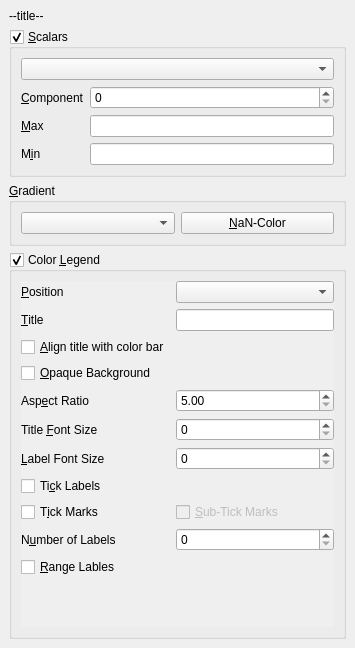
First picture: the form in gui/visualization_config/ColorMappingChooser.ui, repository kateyy/geohazardvis, before the edit.
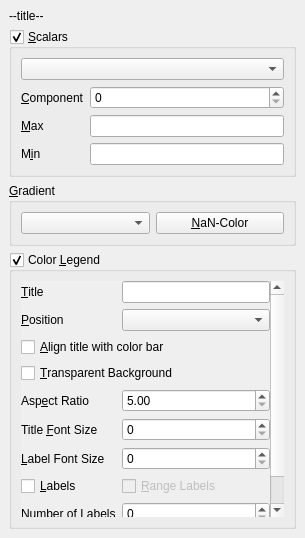
Second picture: the form after the edit. Custom widgets are drawn as their Qt base class.

Commit message:
Revise color mapping UI and color bar layout/style
* Try to make it look okay on different screen sizes/DPIs
* In residual view, place color bars in the bottom by default

```diff
--- a/gui/visualization_config/ColorMappingChooser.ui
+++ b/gui/visualization_config/ColorMappingChooser.ui
@@ -6,8 +6,8 @@
    <rect>
     <x>0</x>
     <y>0</y>
-    <width>355</width>
-    <height>648</height>
+    <width>305</width>
+    <height>538</height>
    </rect>
   </property>
   <property name="windowTitle">
@@ -138,8 +138,8 @@
            <rect>
             <x>0</x>
             <y>0</y>
-            <width>331</width>
-            <height>332</height>
+            <width>267</width>
+            <height>251</height>
            </rect>
           </property>
           <layout class="QFormLayout" name="formLayout_3">
@@ -156,26 +156,6 @@
             <number>0</number>
            </property>
            <item row="0" column="0">
-            <widget class="QLabel" name="label_3">
-             <property name="text">
-              <string>&amp;Position</string>
-             </property>
-             <property name="buddy">
-              <cstring>legendPositionComboBox</cstring>
-             </property>
-            </widget>
-           </item>
-           <item row="0" column="1">
-            <widget class="QComboBox" name="legendPositionComboBox">
-             <property name="sizePolicy">
-              <sizepolicy hsizetype="Expanding" vsizetype="Fixed">
-               <horstretch>0</horstretch>
-               <verstretch>0</verstretch>
-              </sizepolicy>
-             </property>
-            </widget>
-           </item>
-           <item row="1" column="0">
             <widget class="QLabel" name="label_4">
              <property name="text">
               <string>&amp;Title</string>
@@ -185,17 +165,70 @@
              </property>
             </widget>
            </item>
-           <item row="1" column="1">
+           <item row="0" column="1">
             <widget class="QLineEdit" name="legendTitleEdit">
              <property name="clearButtonEnabled">
               <bool>true</bool>
              </property>
             </widget>
            </item>
-           <item row="3" column="0">
-            <widget class="QCheckBox" name="legendBackgroundCheckBox">
+           <item row="1" column="0">
+            <widget class="QLabel" name="label_3">
              <property name="text">
-              <string>&amp;Opaque Background</string>
+              <string>&amp;Position</string>
+             </property>
+             <property name="buddy">
+              <cstring>legendPositionComboBox</cstring>
+             </property>
+            </widget>
+           </item>
+           <item row="1" column="1">
+            <widget class="QComboBox" name="legendPositionComboBox">
+             <property name="sizePolicy">
+              <sizepolicy hsizetype="Expanding" vsizetype="Fixed">
+               <horstretch>0</horstretch>
+               <verstretch>0</verstretch>
+              </sizepolicy>
+             </property>
+            </widget>
+           </item>
+           <item row="2" column="0" colspan="2">
+            <widget class="QCheckBox" name="legendAlignTitleCheckBox">
+             <property name="sizePolicy">
+              <sizepolicy hsizetype="Minimum" vsizetype="Fixed">
+               <horstretch>0</horstretch>
+               <verstretch>0</verstretch>
+              </sizepolicy>
+             </property>
+             <property name="text">
+              <string>&amp;Align title with color bar</string>
+             </property>
+            </widget>
+           </item>
+           <item row="3" column="0" colspan="2">
+            <widget class="QCheckBox" name="legendTransparentBackground">
+             <property name="text">
+              <string>&amp;Transparent Background</string>
+             </property>
+            </widget>
+           </item>
+           <item row="4" column="0">
+            <widget class="QLabel" name="label_6">
+             <property name="text">
+              <string>Asp&amp;ect Ratio</string>
+             </property>
+             <property name="buddy">
+              <cstring>legendAspectRatio</cstring>
+             </property>
+            </widget>
+           </item>
+           <item row="4" column="1">
+            <widget class="QDoubleSpinBox" name="legendAspectRatio">
+             <property name="minimum">
+              <double>5.000000000000000</double>
+             </property>
+             <property name="maximum">
+              <double>100.000000000000000</double>
              </property>
             </widget>
            </item>
@@ -228,28 +261,21 @@
            <item row="7" column="0">
             <widget class="QCheckBox" name="legendTickLabelsCheckBox">
              <property name="text">
-              <string>Ti&amp;ck Labels</string>
+              <string>&amp;Labels</string>
+             </property>
+            </widget>
+           </item>
+           <item row="7" column="1">
+            <widget class="QCheckBox" name="legendRangeLabelsCheckBox">
+             <property name="enabled">
+              <bool>false</bool>
+             </property>
+             <property name="text">
+              <string>&amp;Range Labels</string>
              </property>
             </widget>
            </item>
            <item row="8" column="0">
-            <widget class="QCheckBox" name="legendTickMarksCheckBox">
-             <property name="text">
-              <string>T&amp;ick Marks</string>
-             </property>
-            </widget>
-           </item>
-           <item row="8" column="1">
-            <widget class="QCheckBox" name="legendSubTickMarksCheckBox">
-             <property name="enabled">
-              <bool>false</bool>
-             </property>
-             <property name="text">
-              <string>&amp;Sub-Tick Marks</string>
-             </property>
-            </widget>
-           </item>
-           <item row="9" column="0">
             <widget class="QLabel" name="label_5">
              <property name="text">
               <string>N&amp;umber of Labels</string>
@@ -259,50 +285,27 @@
              </property>
             </widget>
            </item>
-           <item row="9" column="1">
+           <item row="8" column="1">
             <widget class="QSpinBox" name="legendNumLabelsSpinBox">
              <property name="maximum">
               <number>64</number>
              </property>
             </widget>
            </item>
-           <item row="10" column="0">
-            <widget class="QCheckBox" name="legendRangeLabelsCheckBox">
+           <item row="9" column="0">
+            <widget class="QCheckBox" name="legendTickMarksCheckBox">
              <property name="text">
-              <string>&amp;Range Lables</string>
+              <string>T&amp;ick Marks</string>
              </property>
             </widget>
            </item>
-           <item row="2" column="0">
-            <widget class="QCheckBox" name="legendAlignTitleCheckBox">
-             <property name="sizePolicy">
-              <sizepolicy hsizetype="Minimum" vsizetype="Fixed">
-               <horstretch>0</horstretch>
-               <verstretch>0</verstretch>
-              </sizepolicy>
+           <item row="9" column="1">
+            <widget class="QCheckBox" name="legendSubTickMarksCheckBox">
+             <property name="enabled">
+              <bool>false</bool>
              </property>
              <property name="text">
-              <string>&amp;Align title with color bar</string>
-             </property>
-            </widget>
-           </item>
-           <item row="4" column="0">
-            <widget class="QLabel" name="label_6">
-             <property name="text">
-              <string>Asp&amp;ect Ratio</string>
-             </property>
-             <property name="buddy">
-              <cstring>legendAspectRatio</cstring>
-             </property>
-            </widget>
-           </item>
-           <item row="4" column="1">
-            <widget class="QDoubleSpinBox" name="legendAspectRatio">
-             <property name="minimum">
-              <double>5.000000000000000</double>
-             </property>
-             <property name="maximum">
-              <double>100.000000000000000</double>
+              <string>&amp;Sub-Tick Marks</string>
              </property>
             </widget>
            </item>
```
Left out of the diff: 45 changed lines with no effect on the pictures. The commit also changes 6 other files.
